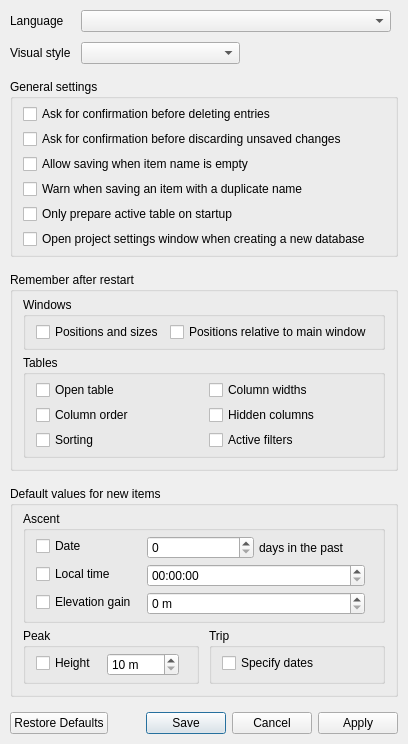
Before: the Qt Designer form src/ui/settings_window.ui in svetter/pal, drawn with Qt 5.
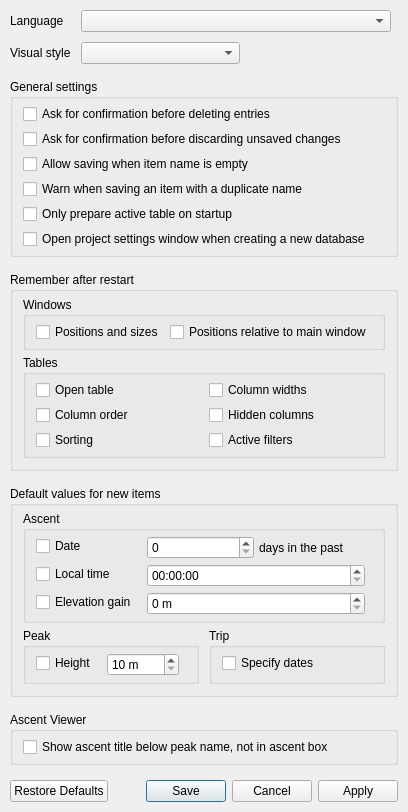
After: the same form once the commit is applied.

Commit message:
Add setting to move ascent title label in ascent viewer
Includes translation

Patch:
```diff
--- a/src/ui/settings_window.ui
+++ b/src/ui/settings_window.ui
@@ -7,7 +7,7 @@
     <x>0</x>
     <y>0</y>
     <width>400</width>
-    <height>823</height>
+    <height>895</height>
    </rect>
   </property>
   <property name="sizePolicy">
@@ -594,6 +594,37 @@
      </layout>
     </widget>
    </item>
+   <item>
+    <widget class="QGroupBox" name="ascentViewerBox">
+     <property name="title">
+      <string>Ascent Viewer</string>
+     </property>
+     <layout class="QVBoxLayout" name="ascentViewerBoxLayout">
+      <property name="spacing">
+       <number>5</number>
+      </property>
+      <property name="leftMargin">
+       <number>10</number>
+      </property>
+      <property name="topMargin">
+       <number>5</number>
+      </property>
+      <property name="rightMargin">
+       <number>10</number>
+      </property>
+      <property name="bottomMargin">
+       <number>5</number>
+      </property>
+      <item>
+       <widget class="QCheckBox" name="ascentTitleUnderPeakNameCheckbox">
+        <property name="text">
+         <string>Show ascent title below peak name, not in ascent box</string>
+        </property>
+       </widget>
+      </item>
+     </layout>
+    </widget>
+   </item>
    <item>
     <spacer name="bottomSpacer">
      <property name="orientation">
```
Left out of the diff: 6 changed lines with no effect on the pictures. The commit also changes 5 other files.
